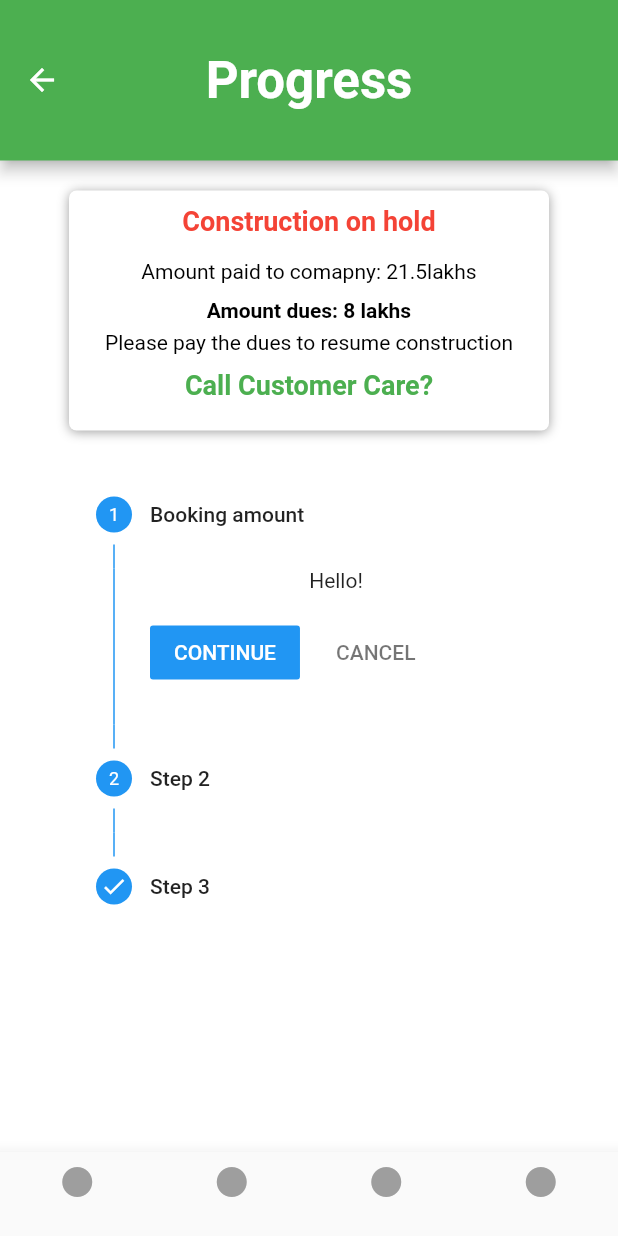
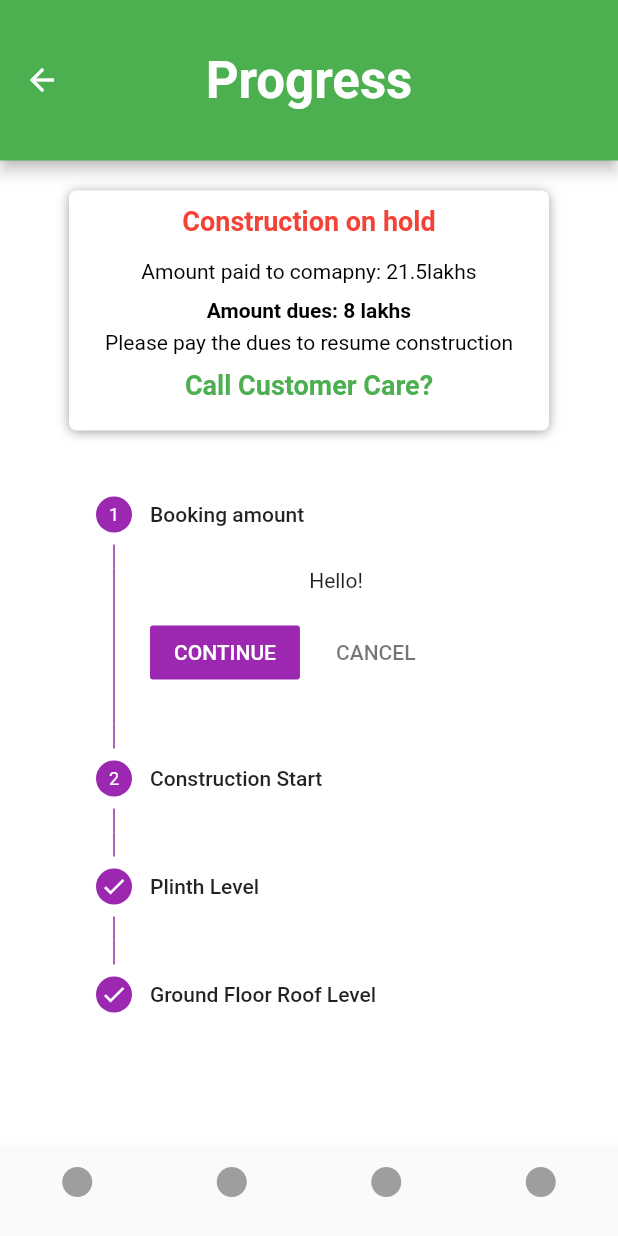
Before and after one commit to ritubara/VVplus-App, a Flutter app: the ProgressPage screen opened directly, on a phone screen of 412 x 824 dp. Run offline on Flutter 3.47's test engine with Material 2 defaults, Android fonts, the phone set to English and light mode, and no system bars; our stand-ins replace carousel_slider.

Commit message:
chore:widgets change

```diff
--- a/lib/screens/progress page/progress_body.dart
+++ b/lib/screens/progress page/progress_body.dart
@@ -1,4 +1,6 @@
 import 'package:flutter/material.dart';
+import 'package:vvplus_app/components/colors.dart';
+
 import 'package:vvplus_app/components/text_feild.dart';
 import 'package:vvplus_app/components/widgets.dart';
 
@@ -16,12 +18,18 @@ class ProgressBodyState extends State<ProgressBody> {
       isActive: true,
     ),
     Step(
-      title: Text('Step 2'),
+      title: Text('Construction Start'),
       content: Text('World!'),
       isActive: true,
     ),
     Step(
-      title: Text('Step 3'),
+      title: Text('Plinth Level'),
+      content: Text('Hello World!'),
+      state: StepState.complete,
+      isActive: true,
+    ),
+    Step(
+      title: Text('Ground Floor Roof Level'),
       content: Text('Hello World!'),
       state: StepState.complete,
       isActive: true,
@@ -31,8 +39,8 @@ class ProgressBodyState extends State<ProgressBody> {
   @override
   Widget build(BuildContext context) {
     Size size = MediaQuery.of(context).size;
-    return Container(
-      child: SingleChildScrollView(
+    return SingleChildScrollView(
+      child:Container (
         child: Column(
           crossAxisAlignment: CrossAxisAlignment.center,
           children: <Widget>[
@@ -91,8 +99,33 @@ class ProgressBodyState extends State<ProgressBody> {
                 mainAxisAlignment: MainAxisAlignment.center,
                 children:[
                   Container(
-                  child: Stepper(
+                    child: Theme(
+                      data: ThemeData(
+                          accentColor: Colors.orange,
+                          primarySwatch: Colors.orange,
+                          colorScheme: ColorScheme.light(
+                              primary: StepperColor,
+
+                          )
+                      ),
+                      child: Stepper(
                     currentStep: this.current_step,
+                   /* onStepContinue:(){
+                      if(currentStep!=1){
+                        go(1);
+                      }
+                    },
+                        onStepCancel: (){
+                      if(currentStep!=0){
+                        go(-1);
+                      }
+                        },
+                        controlsBuilder: (BuildContext context,
+                        {VoidCallback onStepContinue, VoidCallbackonStepCancel}){
+                      return Container(
+
+                      );
+                        },*/
                     steps: steps,
                     type: StepperType.vertical,
                     onStepTapped: (step) {
@@ -120,6 +153,7 @@ class ProgressBodyState extends State<ProgressBody> {
                     },
                   ),
                 ),
+                  ),
       ],
               ),
             ),
```
Also changed, not shown: lib/screens/view house page/view_house_body.dart (+14 -7 lines).
